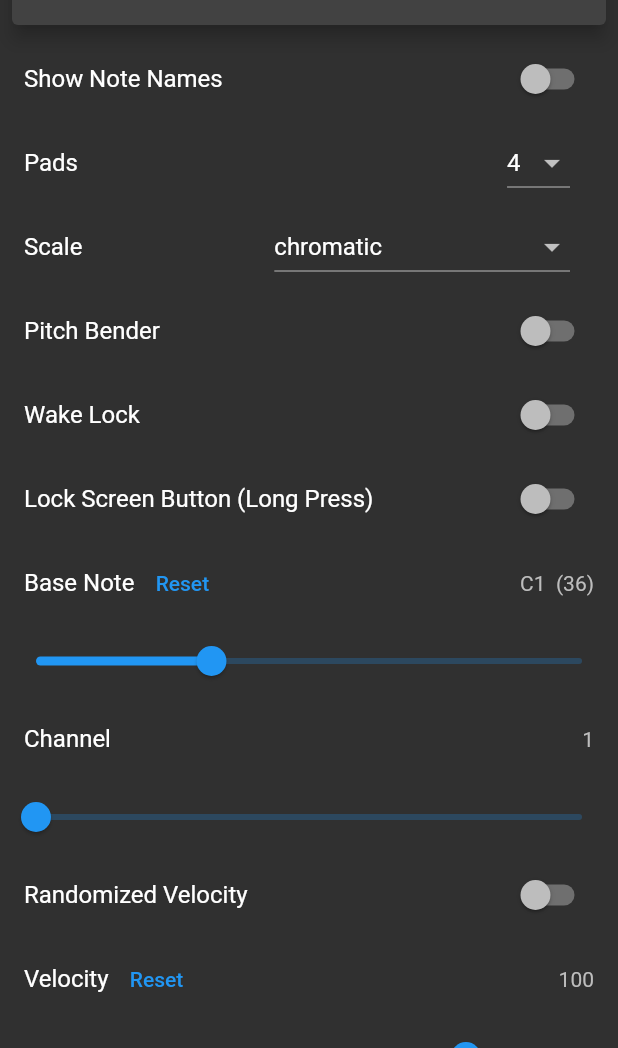
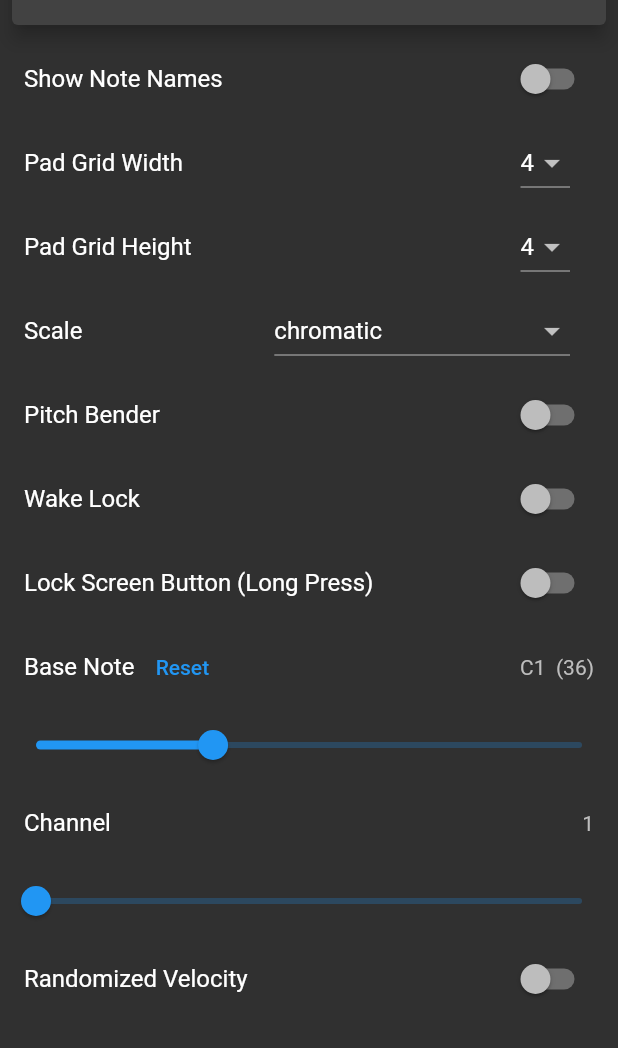
Before and after one commit to anzbert/beat_pads, a Flutter app: the MainScreen screen opened directly, on a phone screen of 412 x 824 dp, the part 188-1236 px from its top. Run offline on Flutter 3.47's test engine with Material 2 defaults, Android fonts, the phone set to English and light mode, and no system bars; our stand-ins replace animated_text_kit, rive, wakelock; missing offline and left inert: flutter_midi_command.

Commit message:
change grid size

```diff
--- a/lib/components/drop_down_numbers.dart
+++ b/lib/components/drop_down_numbers.dart
@@ -2,23 +2,32 @@ import 'package:beat_pads/state/settings.dart';
 import 'package:flutter/material.dart';
 import 'package:provider/provider.dart';
 
+enum Dimension { width, height }
+
 class DropdownNumbers extends StatelessWidget {
-  DropdownNumbers({Key? key}) : super(key: key);
+  DropdownNumbers(this.dimension, {Key? key}) : super(key: key);
+
+  final Dimension dimension;
 
   final list = List<DropdownMenuItem<int>>.generate(
-      8, (i) => DropdownMenuItem(child: Text("${i + 4}"), value: i + 4));
+      5, (i) => DropdownMenuItem(child: Text("${i + 4}"), value: i + 4));
 
   @override
   Widget build(BuildContext context) {
     return Padding(
       padding: const EdgeInsets.symmetric(horizontal: 16.0),
       child: DropdownButton<int>(
-        value: Provider.of<Settings>(context, listen: false).padDimensions[0],
+        value: dimension == Dimension.width
+            ? Provider.of<Settings>(context, listen: true).width
+            : Provider.of<Settings>(context, listen: true).height,
         items: list,
         onChanged: (value) {
           if (value != null) {
-            Provider.of<Settings>(context, listen: false).padDimensions[0] =
-                value;
+            if (dimension == Dimension.width) {
+              Provider.of<Settings>(context, listen: false).width = value;
+            } else if (dimension == Dimension.height) {
+              Provider.of<Settings>(context, listen: false).height = value;
+            }
           }
         },
       ),
--- a/lib/components/pads_menu.dart
+++ b/lib/components/pads_menu.dart
@@ -53,8 +53,12 @@ class _PadsMenuState extends State<PadsMenu> {
                 }),
           ),
           ListTile(
-            title: Text("Pads"),
-            trailing: DropdownNumbers(),
+            title: Text("Pad Grid Width"),
+            trailing: DropdownNumbers(Dimension.width),
+          ),
+          ListTile(
+            title: Text("Pad Grid Height"),
+            trailing: DropdownNumbers(Dimension.height),
           ),
           ListTile(
             title: Text("Scale"),
@@ -105,7 +109,7 @@ class _PadsMenuState extends State<PadsMenu> {
               ),
               Slider(
                 min: 0,
-                max: 112,
+                max: (127 - settings.width * settings.height).toDouble(),
                 value: settings.baseNote.toDouble(),
                 onChanged: (value) {
                   settings.baseNote = value.toInt();
--- a/lib/state/settings.dart
+++ b/lib/state/settings.dart
@@ -2,21 +2,56 @@ import 'package:flutter/material.dart';
 import 'dart:math';
 
 class Settings extends ChangeNotifier {
-// pad dimensions
-  List<int> _padDimensions = [4, 4];
+  // basenote:
+  int _baseNote = 36;
 
-  set width(int wid) {
-    _padDimensions[0] = wid;
+  resetBaseNote() {
+    _baseNote = 36;
     notifyListeners();
   }
 
+  set baseNote(int note) {
+    if (note < 0 || note > 127) return;
+    _baseNote = note;
+    notifyListeners();
+  }
+
+  int get baseNote {
+    return _baseNote;
+  }
+
+  // pad dimensions
+  final List<int> _padDimensions = [4, 4]; // [ W, H ]
+
   set padDimensions(List<int> newDims) {
-    _padDimensions = newDims;
+    if (newDims.length != 2) return;
+    if (baseNote + newDims[0] * newDims[1] > 127) {
+      int maxValue = 127 - newDims[0] * newDims[1];
+      baseNote = maxValue;
+    }
+    _padDimensions[0] = newDims[0];
+    _padDimensions[1] = newDims[1];
     notifyListeners();
   }
 
   List<int> get padDimensions {
     return _padDimensions;
+  }
+
+  int get width {
+    return _padDimensions[0];
+  }
+
+  set width(int newValue) {
+    padDimensions = [newValue, height];
+  }
+
+  int get height {
+    return _padDimensions[1];
+  }
+
+  set height(int newValue) {
+    padDimensions = [width, newValue];
   }
 
 // scale:
@@ -112,24 +147,6 @@ class Settings extends ChangeNotifier {
     notifyListeners();
   }
 
-// basenote:
-  int _baseNote = 36;
-
-  resetBaseNote() {
-    _baseNote = 36;
-    notifyListeners();
-  }
-
-  set baseNote(int note) {
-    if (note < 0 || note > 127) return;
-    _baseNote = note;
-    notifyListeners();
-  }
-
-  int get baseNote {
-    return _baseNote;
-  }
-
 // notenames:
   bool noteNames = false;
 
```
Also changed, not shown: 1 other file.
